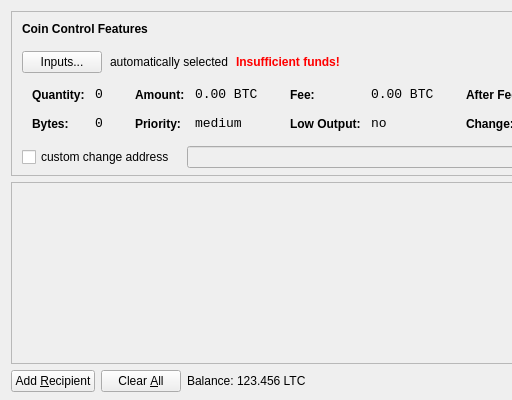
Before: the Qt Designer form src/qt/forms/sendcoinsdialog.ui in barfcoin/barfcoin, drawn with Qt 5; both pictures show x 0 to 512 and y 0 to 400 of the 850 by 400 pixel window.
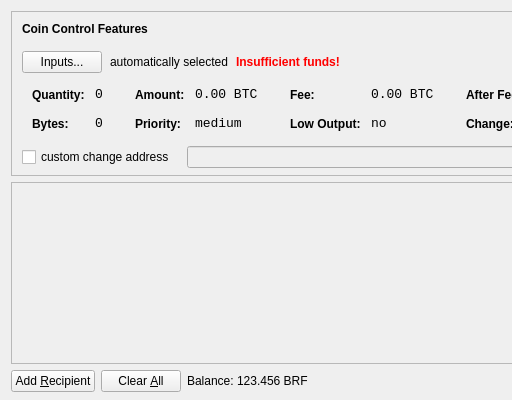
After: the same form once the commit is applied. Icons and pictures are not drawn.

```diff
--- a/src/qt/forms/sendcoinsdialog.ui
+++ b/src/qt/forms/sendcoinsdialog.ui
@@ -720,7 +720,7 @@
           <cursorShape>IBeamCursor</cursorShape>
          </property>
          <property name="text">
-          <string>123.456 LTC</string>
+          <string>123.456 BRF</string>
          </property>
          <property name="textInteractionFlags">
           <set>Qt::LinksAccessibleByMouse|Qt::TextSelectableByKeyboard|Qt::TextSelectableByMouse</set>
```
